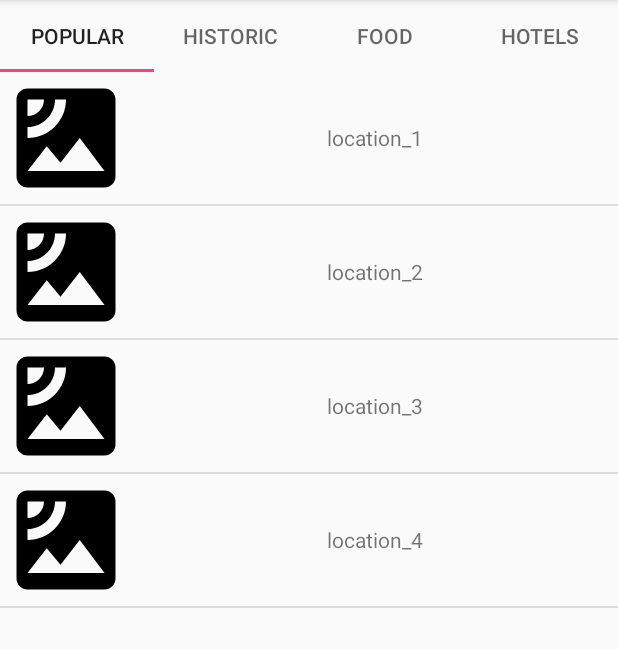
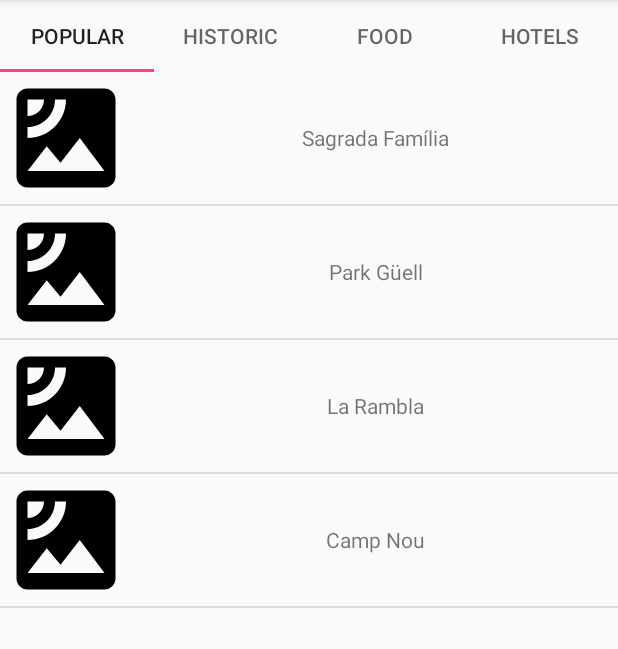
Before and after one commit to MichalZenczak/TourGuideApp, an Android app: the screen it shows after launch (MainActivity), on a phone screen of 412 x 824 dp, the part 84-733 px from its top. Run offline under Robolectric (Android 15) with nearby library versions, the phone set to English and light mode, and no system bars.

Commit message:
modified popular places content

```diff
--- a/app/src/main/res/layout/activity_detailed_item.xml
+++ b/app/src/main/res/layout/activity_detailed_item.xml
@@ -1,5 +1,9 @@
 <?xml version="1.0" encoding="utf-8"?>
-<LinearLayout xmlns:android="http://schemas.android.com/apk/res/android"
+<ScrollView xmlns:android="http://schemas.android.com/apk/res/android"
+    android:layout_width="match_parent"
+    android:layout_height="match_parent">
+
+    <LinearLayout
         android:layout_width="match_parent"
         android:layout_height="match_parent"
         android:orientation="vertical">
@@ -8,17 +12,15 @@
         <ImageView
             android:id="@+id/detailed_item_image"
             android:layout_width="match_parent"
-        android:layout_height="0dp"
-        android:layout_gravity="center"
-        android:layout_weight="2" />
+            android:layout_height="@dimen/item_image_size"
+            android:layout_gravity="center" />
 
         <TextView
             android:id="@+id/detailed_item_text"
             android:layout_width="match_parent"
-        android:layout_height="0dp"
+            android:layout_height="wrap_content"
             android:layout_gravity="fill"
             android:layout_margin="@dimen/margin"
-        android:layout_weight="1"
             android:gravity="center_horizontal"
             android:textAppearance="?android:textAppearanceLarge"
             android:textStyle="bold" />
@@ -26,10 +28,9 @@
         <TextView
             android:id="@+id/detailed_item_description"
             android:layout_width="match_parent"
-        android:layout_height="0dp"
+            android:layout_height="wrap_content"
             android:layout_margin="@dimen/margin"
-        android:layout_weight="3"
             android:textAppearance="?android:textAppearanceMedium" />
 
-
     </LinearLayout>
+</ScrollView>
--- a/app/src/main/res/values/strings.xml
+++ b/app/src/main/res/values/strings.xml
@@ -10,24 +10,48 @@
 
 
     <string-array name="popular_places_names">
-        <item name="popular_location_1">location_1</item>
-        <item name="popular_location_2">location_2</item>
-        <item name="popular_location_3">location_3</item>
-        <item name="popular_location_4">location_4</item>
+        <item name="pupular_sagrada_familia_name">Sagrada Família</item>
+        <item name="popular_park_güell">Park Güell</item>
+        <item name="popular_la_rambla">La Rambla</item>
+        <item name="popular_camp_nou">Camp Nou</item>
     </string-array>
 
     <string-array name="popular_places_description">
-        <item name="popular_location_description_1">Lorem Ipsum is simply dummy text of the printing and typesetting industry.
-            Lorem Ipsum has been the industry\'s standard dummy text ever since the 1500s,
-            when an unknown printer took a galley of type and scrambled it to make a type specimen book.</item>
-        <item name="popular_location_description_2">It has survived not only five centuries, but also
-            the leap into electronic typesetting, remaining essentially unchanged. It was popularised
-            in the 1960s with the release of Letraset sheets containing</item>
-        <item name="popular_location_description_3">Lorem Ipsum passages, and more recently with desktop
-            publishing software like Aldus PageMaker including versions of Lorem Ipsum.</item>
-        <item name="popular_location_description_4">Contrary to popular belief, Lorem Ipsum is not
-            simply random text. It has roots in a piece of classical Latin literature from 45 BC,
-            making it over 2000 years old.</item>
+        <item name="popular_sagrada_familia_description">The Basílica i Temple Expiatori de la Sagrada Família i
+            s a large unfinished Roman Catholic church in Barcelona, designed by Catalan architect Antoni Gaudí
+            (1852–1926). Gaudí\'s work on the building is part of a UNESCO World Heritage Site, and in November
+            2010 Pope Benedict XVI consecrated and proclaimed it a minor basilica as distinct from a cathedral,
+            which must be the seat of a bishop. In 1882, construction of Sagrada Família started under architect
+            Francisco de Paula del Villar. In 1883, when Villar resigned, Gaudí took over as chief architect,
+            transforming the project with his architectural and engineering style, combining Gothic and curvilinear
+            Art Nouveau forms. Gaudí devoted the remainder of his life to the project, and at the time of his death
+            at age 73 in 1926, less than a quarter of the project was complete. Relying solely on private donations,
+            Sagrada Familia\'s construction progressed slowly and was interrupted by the Spanish Civil War, only to
+            resume intermittent progress in the 1950s. Since commencing construction in 1882, advancements in technologies
+            such as computer aided design and computerised numerical control (CNC) have enabled faster progress and construction
+            passed the midpoint in 2010. However, some of the project\'s greatest challenges remain, including the construction of
+            ten more spires, each symbolising an important Biblical figure in the New Testament. It is anticipated that the building
+            can be completed by 2026—the centenary of Gaudí\'s death.</item>
+        <item name="popular_park_güell_description">The Park Güell is a public park system composed of gardens and architectonic
+            elements located on Carmel Hill, in Barcelona, Catalonia. Carmel Hill belongs to the mountain range of Collserola –
+            the Parc del Carmel is located on the northern face. Park Güell is located in La Salut, a neighborhood in the Gràcia
+            district of Barcelona. With urbanization in mind, Eusebi Güell assigned the design of the park to Antoni Gaudí,
+            a renowned architect and the face of Catalan modernism. The park was built between 1900 and 1914 and was officially
+            opened as a public park in 1926. In 1984, UNESCO declared the park a World Heritage Site under "Works of Antoni Gaudí".</item>
+        <item name="popular_la_rambla_description">La Rambla is a street in central Barcelona, popular with tourists and locals alike.
+            A tree-lined pedestrian mall, it stretches for 1.2 kilometres connecting Plaça de Catalunya in the centre with the Christopher
+            Columbus Monument at Port Vell. La Rambla forms the boundary between the quarters of Barri Gòtic, to the east, and El Raval,
+            to the west. La Rambla can be crowded, especially during the height of the tourist season. Its popularity with tourists has
+            affected the character of the street, with a move to pavement cafes and souvenir kiosks. It has also suffered from the attention
+            of pickpockets and especially towards its southern end, sex workers. The Spanish poet Federico García Lorca once said that
+            La Rambla was "the only street in the world which I wish would never end."</item>
+        <item name="popular_camp_nou_description">Camp Nou is the home stadium of FC Barcelona since its completion in 1957.
+            With a seating capacity of 99,354, it is the largest stadium in Spain and Europe, and the second largest association
+            football stadium in the world in capacity. It has hosted two European Cup Champions League finals in 1989 and 1999,
+            two UEFA Cup Winners Cup finals, four Inter-Cities Fairs Cup final games, five UEFA Super Cup final games, four Copa del Rey
+            finals, two Copa de la Liga final games, twenty-one Supercopa de España final games, five matches including the opening game
+            of the 1982 FIFA World Cup, two out of four matches at the 1964 European Nations Cup and the football competition final at the
+            1992 Summer Olympics.</item>
 
     </string-array>
 </resources>
```
Lines whose indentation alone changed are shown as unchanged.
